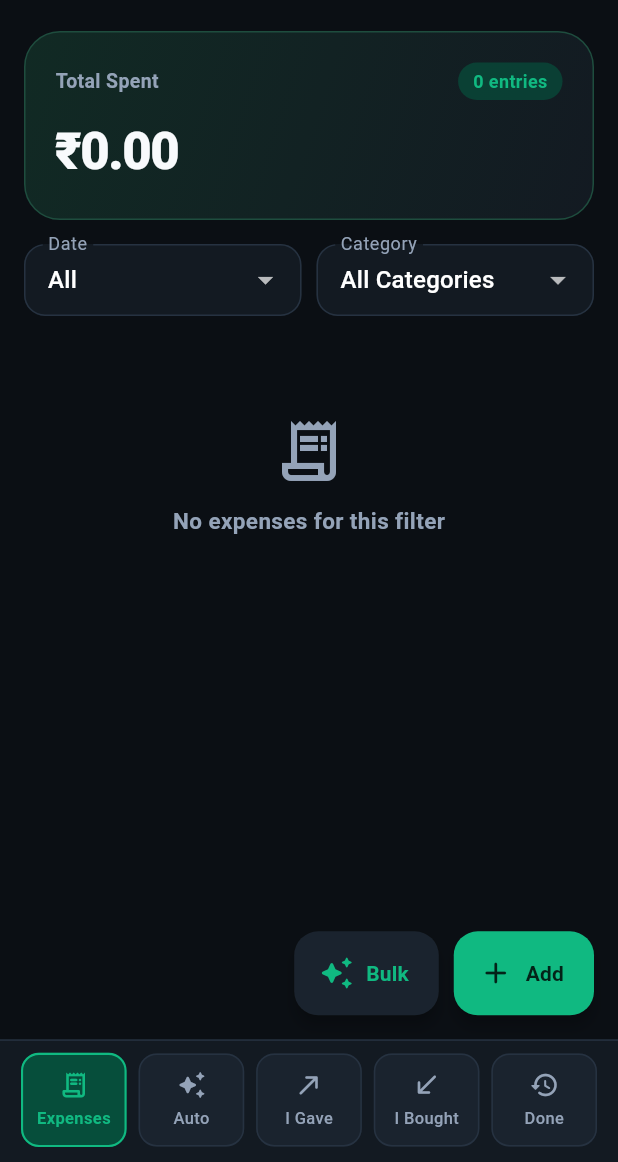
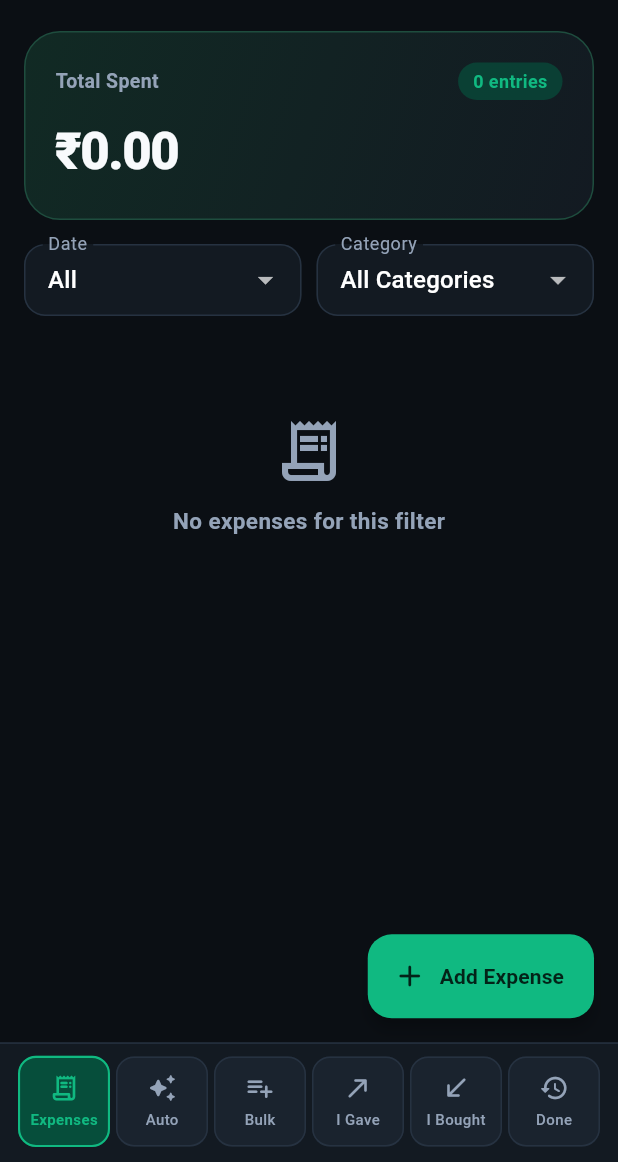
Before and after one commit to Murali2699/expense_tracker, a Flutter app: the HomeScreen screen opened directly with empty values, on a phone screen of 412 x 824 dp, the part 74-1236 px from its top. Run offline on Flutter 3.47's test engine with Material 3 defaults, Android fonts, the phone set to English and light mode, and no system bars; our stand-ins replace connectivity_plus, flutter_dotenv, flutter_secure_storage, image_picker, local_auth, share_plus and 1 more; missing offline and left inert: quick_actions; accounts and stored records are empty; network calls fail.

Commit message:
Use full-bleed app icon, rename Add Expense button, move Bulk to bottom nav next to Auto

```diff
--- a/lib/screens/home_screen.dart
+++ b/lib/screens/home_screen.dart
@@ -49,6 +49,7 @@ class _HomeScreenState extends State<HomeScreen> {
   static const _titles = [
     'Expenses',
     'Auto Expense',
+    'Bulk Upload',
     'Money Given',
     'I Bought',
     'Completed',
@@ -230,15 +231,28 @@ class _HomeScreenState extends State<HomeScreen> {
         ],
       ),
       floatingActionButton: _navIndex == 0
-          ? Row(
-              mainAxisSize: MainAxisSize.min,
-              children: [
-                FloatingActionButton.extended(
-                  heroTag: 'bulkFab',
-                  backgroundColor: AppTheme.card,
-                  foregroundColor: AppTheme.accent,
+          ? FloatingActionButton.extended(
+              heroTag: 'addFab',
               onPressed: () async {
+                await Navigator.of(context).push(
+                  MaterialPageRoute(
+                    builder: (_) =>
+                        AddExpenseScreen(controller: _controller),
+                  ),
+                );
+              },
+              icon: const Icon(Icons.add_rounded),
+              label: const Text(
+                'Add Expense',
+                style: TextStyle(fontWeight: FontWeight.w700),
+              ),
+            )
+          : null,
+      bottomNavigationBar: AdaptiveBottomNav(
+        selectedIndex: _navIndex,
+        onSelected: (i) async {
           FocusManager.instance.primaryFocus?.unfocus();
+          if (i == 2) {
             await showModalBottomSheet<void>(
               context: context,
               isScrollControlled: true,
@@ -250,42 +264,14 @@ class _HomeScreenState extends State<HomeScreen> {
               builder: (_) => BulkUploadSheet(controller: _controller),
             );
             if (mounted) FocusManager.instance.primaryFocus?.unfocus();
-                  },
-                  icon: const Icon(Icons.auto_awesome_rounded),
-                  label: const Text(
-                    'Bulk',
-                    style: TextStyle(fontWeight: FontWeight.w700),
-                  ),
-                ),
-                const SizedBox(width: 10),
-                FloatingActionButton.extended(
-                  heroTag: 'addFab',
-                  onPressed: () async {
-                    await Navigator.of(context).push(
-                      MaterialPageRoute(
-                        builder: (_) =>
-                            AddExpenseScreen(controller: _controller),
-                      ),
-                    );
-                  },
-                  icon: const Icon(Icons.add_rounded),
-                  label: const Text(
-                    'Add',
-                    style: TextStyle(fontWeight: FontWeight.w700),
-                  ),
-                ),
-              ],
-            )
-          : null,
-      bottomNavigationBar: AdaptiveBottomNav(
-        selectedIndex: _navIndex,
-        onSelected: (i) {
-          FocusManager.instance.primaryFocus?.unfocus();
+            return;
+          }
           setState(() => _navIndex = i);
         },
         items: const [
           NavItemData(label: 'Expenses', icon: Icons.receipt_long_rounded),
           NavItemData(label: 'Auto', icon: Icons.auto_awesome_rounded),
+          NavItemData(label: 'Bulk', icon: Icons.playlist_add_rounded),
           NavItemData(label: 'I Gave', icon: Icons.call_made_rounded),
           NavItemData(label: 'I Bought', icon: Icons.call_received_rounded),
           NavItemData(label: 'Done', icon: Icons.history_rounded),
@@ -295,8 +281,8 @@ class _HomeScreenState extends State<HomeScreen> {
         child: switch (_navIndex) {
           0 => _buildExpensesTab(),
           1 => AutoExpensesScreen(controller: _controller),
-          2 => const LentScreen(),
-          3 => const BorrowedScreen(),
+          3 => const LentScreen(),
+          4 => const BorrowedScreen(),
           _ => const CompletedScreen(),
         },
       ),
--- a/lib/widgets/adaptive_bottom_nav.dart
+++ b/lib/widgets/adaptive_bottom_nav.dart
@@ -55,7 +55,7 @@ class _AdaptiveBottomNavState extends State<AdaptiveBottomNav> {
           final active = i == widget.selectedIndex;
           return Expanded(
             child: Padding(
-              padding: const EdgeInsets.symmetric(horizontal: 4),
+              padding: const EdgeInsets.symmetric(horizontal: 2),
               child: Material(
                 color: active ? AppTheme.accentSoft : AppTheme.card,
                 borderRadius: BorderRadius.circular(12),
@@ -85,7 +85,7 @@ class _AdaptiveBottomNavState extends State<AdaptiveBottomNav> {
                           maxLines: 1,
                           overflow: TextOverflow.ellipsis,
                           style: TextStyle(
-                            fontSize: 11,
+                            fontSize: 10,
                             fontWeight: active ? FontWeight.w700 : FontWeight.w500,
                             color: active ? AppTheme.accent : AppTheme.textMuted,
                           ),
```
Also changed, not shown: pubspec.yaml (+4 -3 lines), images/app_icon.png (added), 32 other files. Lines whose indentation alone changed are shown as unchanged.
